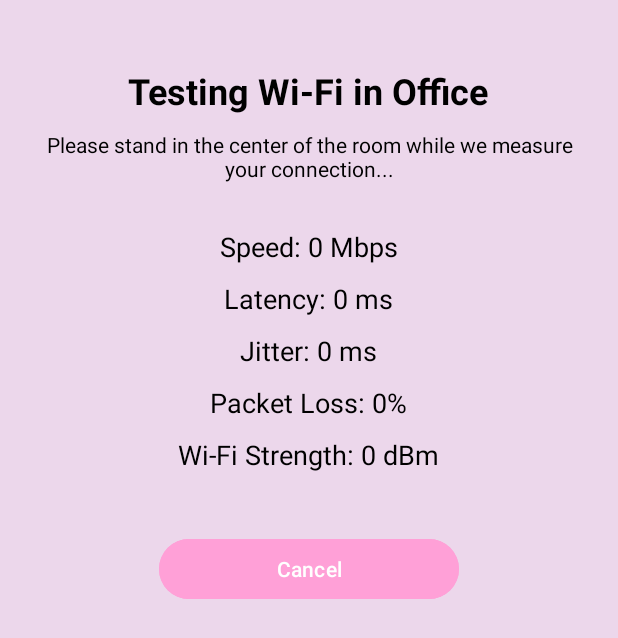
After one commit to bennett-lahn/hifi-wifi, an Android app: the WifiTestRunningActivity screen opened directly, with no data from a screen before it, on a phone screen of 412 x 824 dp. The commit adds this screen. Shown: the top 638 px of the screen. Run offline under Robolectric (Android 15) with nearby library versions, the light colour scheme and no system bars.

Commit message:
internet test ver1 with no changing variables

```diff
--- a/app/app/src/main/AndroidManifest.xml
+++ b/app/app/src/main/AndroidManifest.xml
@@ -29,6 +29,7 @@
         android:theme="@style/Theme.HiFiWifi">
 
         <activity android:name=".WifiTestActivity" />
+        <activity android:name=".WifiTestRunningActivity" />
         <activity
             android:name=".MainActivity"
             android:exported="true">
--- a/app/app/src/main/java/com/example/hifiwifi/MainActivity.java
+++ b/app/app/src/main/java/com/example/hifiwifi/MainActivity.java
@@ -36,6 +36,7 @@ public class MainActivity extends AppCompatActivity {
             intent.putExtra("ROOM_NAME", roomNameText.getText().toString());
             startActivity(intent);
         });
+
     }
 
     private void showNextRoom() {
--- a/app/app/src/main/java/com/example/hifiwifi/WifiTestActivity.java
+++ b/app/app/src/main/java/com/example/hifiwifi/WifiTestActivity.java
@@ -1,5 +1,6 @@
 package com.example.hifiwifi;
 
+import android.content.Intent;
 import android.os.Bundle;
 import android.widget.Button;
 import android.widget.TextView;
@@ -8,7 +9,7 @@ import androidx.appcompat.app.AppCompatActivity;
 public class WifiTestActivity extends AppCompatActivity {
 
     private TextView roomNameText;
-    private Button startTestButton, cancelButton;
+    private Button startButton, cancelButton;
 
     @Override
     protected void onCreate(Bundle savedInstanceState) {
@@ -16,19 +17,17 @@ public class WifiTestActivity extends AppCompatActivity {
         setContentView(R.layout.activity_wifi_test);
 
         roomNameText = findViewById(R.id.roomNameText);
-        startTestButton = findViewById(R.id.startTestButton);
+        startButton = findViewById(R.id.startTestButton);
         cancelButton = findViewById(R.id.cancelButton);
 
-        // Get room name from Intent
         String roomName = getIntent().getStringExtra("ROOM_NAME");
-        if (roomName != null) {
-            roomNameText.setText("Start Wi-Fi Test for " + roomName + "?");
-        }
+        roomNameText.setText("Start Wi-Fi Test for " + roomName + "?");
 
-//        startTestButton.setOnClickListener(v -> {
-//            // TODO: add your real Wi-Fi test logic here
-//            roomNameText.setText("Testing Wi-Fi...");
-//        });
+        startButton.setOnClickListener(v -> {
+            Intent intent = new Intent(WifiTestActivity.this, WifiTestRunningActivity.class);
+            intent.putExtra("ROOM_NAME", roomName);
+            startActivity(intent);
+        });
 
         cancelButton.setOnClickListener(v -> finish());
     }
--- /dev/null
+++ b/app/app/src/main/java/com/example/hifiwifi/WifiTestRunningActivity.java
@@ -0,0 +1,49 @@
+package com.example.hifiwifi;
+
+import android.os.Bundle;
+import android.widget.TextView;
+import android.widget.Button;
+import androidx.appcompat.app.AppCompatActivity;
+
+public class WifiTestRunningActivity extends AppCompatActivity {
+
+    private TextView roomNameDisplay, speedText, latencyText, jitterText, packetLossText, strengthText, instructionText;
+    private Button cancelButton;
+
+    @Override
+    protected void onCreate(Bundle savedInstanceState) {
+        super.onCreate(savedInstanceState);
+        setContentView(R.layout.activity_wifi_test_running);
+
+        roomNameDisplay = findViewById(R.id.roomNameDisplay);
+        instructionText = findViewById(R.id.instructionText);
+        speedText = findViewById(R.id.speedText);
+        latencyText = findViewById(R.id.latencyText);
+        jitterText = findViewById(R.id.jitterText);
+        packetLossText = findViewById(R.id.packetLossText);
+        strengthText = findViewById(R.id.strengthText);
+        cancelButton = findViewById(R.id.cancelButton);
+
+        // Get the passed room name from intent
+        String roomName = getIntent().getStringExtra("ROOM_NAME");
+
+        // Handle null safety (default to Office)
+        if (roomName == null || roomName.isEmpty()) {
+            roomName = "Office";
+        }
+
+        // Dynamically display the correct text
+        roomNameDisplay.setText("Testing Wi-Fi in " + roomName);
+
+        instructionText.setText("Please stand in the center of the room while we measure your connection...");
+
+        // Placeholder values
+        speedText.setText("Speed: 0 Mbps");
+        latencyText.setText("Latency: 0 ms");
+        jitterText.setText("Jitter: 0 ms");
+        packetLossText.setText("Packet Loss: 0%");
+        strengthText.setText("Wi-Fi Strength: 0 dBm");
+
+        cancelButton.setOnClickListener(v -> finish());
+    }
+}
--- /dev/null
+++ b/app/app/src/main/res/layout/activity_wifi_test_running.xml
@@ -0,0 +1,88 @@
+<?xml version="1.0" encoding="utf-8"?>
+<ScrollView xmlns:android="http://schemas.android.com/apk/res/android"
+    android:layout_width="match_parent"
+    android:layout_height="match_parent"
+    android:background="@drawable/pink_bg"
+    android:padding="24dp">
+
+    <LinearLayout
+        android:layout_width="match_parent"
+        android:layout_height="wrap_content"
+        android:orientation="vertical"
+        android:gravity="center_horizontal">
+
+        <TextView
+            android:id="@+id/roomNameDisplay"
+            android:layout_width="wrap_content"
+            android:layout_height="wrap_content"
+            android:text="Testing Wi-Fi in "
+            android:textColor="#000000"
+            android:textSize="24sp"
+            android:textStyle="bold"
+            android:layout_marginTop="20dp" />
+
+        <TextView
+            android:id="@+id/instructionText"
+            android:layout_width="wrap_content"
+            android:layout_height="wrap_content"
+            android:text="Please stand still while testing..."
+            android:textColor="#000000"
+            android:layout_marginTop="10dp"
+            android:gravity="center" />
+
+        <TextView
+            android:id="@+id/speedText"
+            android:layout_width="wrap_content"
+            android:layout_height="wrap_content"
+            android:text="Speed: 0 Mbps"
+            android:textColor="#000000"
+            android:textSize="18sp"
+            android:layout_marginTop="30dp" />
+
+        <TextView
+            android:id="@+id/latencyText"
+            android:layout_width="wrap_content"
+            android:layout_height="wrap_content"
+            android:text="Latency: 0 ms"
+            android:textColor="#000000"
+            android:textSize="18sp"
+            android:layout_marginTop="10dp" />
+
+        <TextView
+            android:id="@+id/jitterText"
+            android:layout_width="wrap_content"
+            android:layout_height="wrap_content"
+            android:text="Jitter: 0 ms"
+            android:textColor="#000000"
+            android:textSize="18sp"
+            android:layout_marginTop="10dp" />
+
+        <TextView
+            android:id="@+id/packetLossText"
+            android:layout_width="wrap_content"
+            android:layout_height="wrap_content"
+            android:text="Packet Loss: 0%"
+            android:textColor="#000000"
+            android:textSize="18sp"
+            android:layout_marginTop="10dp" />
+
+        <TextView
+            android:id="@+id/strengthText"
+            android:layout_width="wrap_content"
+            android:layout_height="wrap_content"
+            android:text="Wi-Fi Strength: 0 dBm"
+            android:textColor="#000000"
+            android:textSize="18sp"
+            android:layout_marginTop="10dp" />
+
+        <Button
+            android:id="@+id/cancelButton"
+            android:layout_width="200dp"
+            android:layout_height="wrap_content"
+            android:text="Cancel"
+            android:backgroundTint="#FFA0D7"
+            android:textColor="#FFFFFF"
+            android:layout_marginTop="40dp" />
+
+    </LinearLayout>
+</ScrollView>
```
